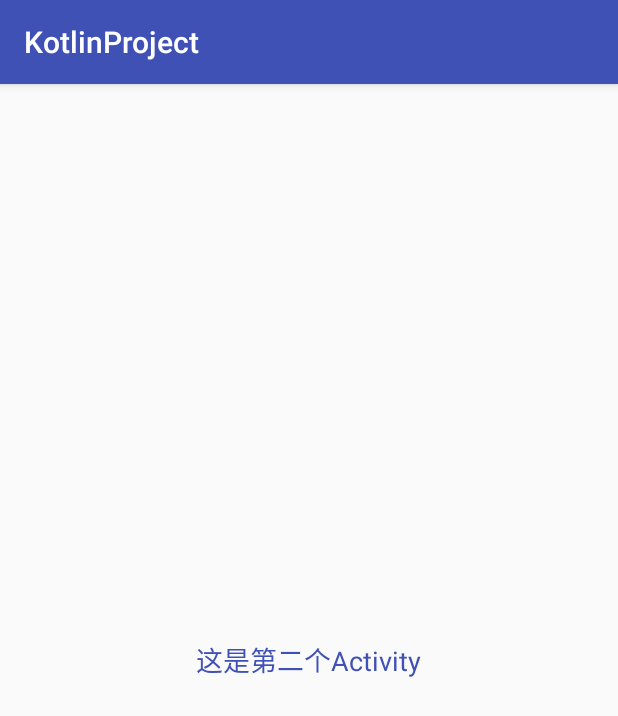
After one commit to gogoing1/KotlinProject, an Android app: the SecondActivity screen opened directly, with no data from a screen before it, on a phone screen of 412 x 824 dp. The commit adds this screen. Shown: the top 716 px of the screen. Run offline under Robolectric (Android 15) with nearby library versions, the phone set to English and light mode, and no system bars.

```diff
--- a/app/src/main/AndroidManifest.xml
+++ b/app/src/main/AndroidManifest.xml
@@ -16,6 +16,9 @@
                 <category android:name="android.intent.category.LAUNCHER" />
             </intent-filter>
         </activity>
+
+        <activity android:name=".activity.SecondActivity"></activity>
+        <activity android:name=".AbstractActivity"></activity>
     </application>
 
 </manifest>
--- /dev/null
+++ b/app/src/main/java/com/example/kotlin/activity/SecondActivity.java
@@ -0,0 +1,25 @@
+package com.example.kotlin.activity;
+
+import android.os.Bundle;
+
+import com.example.kotlin.AbstractActivity;
+import com.example.kotlin.R;
+
+public class SecondActivity extends AbstractActivity {
+
+
+    @Override
+    public int setContentView() {
+        return R.layout.activity_second;
+    }
+
+    @Override
+    public void bindViews(Bundle saveInstanceState) {
+
+    }
+
+    @Override
+    public void initData() {
+
+    }
+}
--- /dev/null
+++ b/app/src/main/res/layout/activity_second.xml
@@ -0,0 +1,14 @@
+<?xml version="1.0" encoding="utf-8"?>
+<RelativeLayout xmlns:android="http://schemas.android.com/apk/res/android"
+    android:layout_width="match_parent"
+    android:layout_height="match_parent">
+
+    <TextView
+        android:layout_width="wrap_content"
+        android:layout_height="wrap_content"
+        android:layout_centerInParent="true"
+        android:text="这是第二个Activity"
+        android:textColor="@color/colorPrimary"
+        android:textSize="18sp" />
+
+</RelativeLayout>
```
Also changed, not shown: app/src/main/java/com/example/kotlin/AbstractActivity.java (+40 -4 lines), app/src/main/java/com/example/kotlin/activity/MainActivity.java (+10 -3 lines), app/src/main/res/layout/activity_main_layout.xml (+10 -11 lines).
